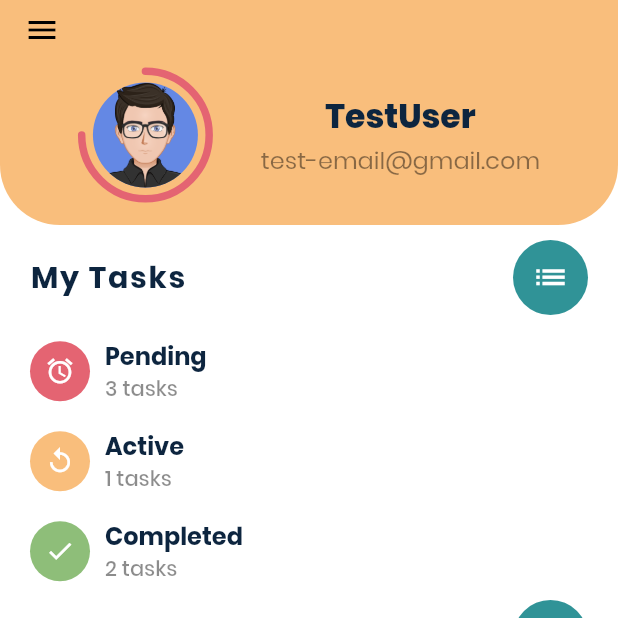
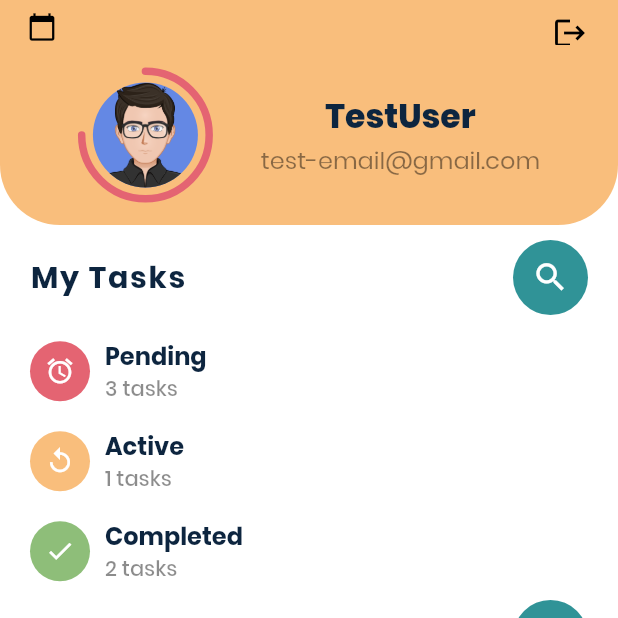
Before and after one commit to loridigia/mind-your-tasks, a Flutter app: the LoginPage screen opened directly, after a tap on "Login", on a phone screen of 412 x 824 dp, the top half of it. Run offline on Flutter 3.47's test engine with Material 2 defaults, Android fonts, the phone set to English and light mode, and no system bars; drawn by our look-alikes of percent_indicator; our stand-ins replace datetime_picker_formfield, flutter_typeahead, google_fonts, rflutter_alert, select_form_field, shared_preferences; missing offline and left inert: cupertino_tabbar; accounts and stored records are empty; generated files the repository leaves out were written again.

Commit message:
fix graphics

```diff
--- a/lib/screens/event/add_event.dart
+++ b/lib/screens/event/add_event.dart
@@ -42,7 +42,7 @@ class _AddEventPageState extends State<AddEventPage> {
                     Icons.sticky_note_2,
                     color: Colors.grey,
                   ),
-                  hintText: 'Task Name',
+                  hintText: 'Event Name',
                 ),
               ),
               SizedBox(height: 20),
--- a/lib/screens/home_page.dart
+++ b/lib/screens/home_page.dart
@@ -9,6 +9,7 @@ import 'package:mind_your_tasks/screens/calendar_page.dart';
 import 'package:mind_your_tasks/screens/event/add_event.dart';
 import 'package:mind_your_tasks/screens/event/event_home_page.dart';
 import 'package:mind_your_tasks/screens/task/search_task_page.dart';
+import 'package:mind_your_tasks/screens/welcomePage.dart';
 import 'package:mind_your_tasks/storage_utils.dart';
 import 'package:mind_your_tasks/theme/colors/light_colors.dart';
 import 'package:rflutter_alert/rflutter_alert.dart';
@@ -84,11 +85,34 @@ class _HomePageState extends State<HomePage> {
         preferredSize: Size.fromHeight(30.0),
         child: AppBar(
           backgroundColor: LightColors.kDarkYellow,
+          leading: IconButton(
+            icon: Icon(Icons.calendar_today, color: Colors.black, size: 20),
+            onPressed: () => Navigator.push(
+              context,
+              MaterialPageRoute(
+                  builder: (context) => CalendarPage()),
+            ),
+          ),
           iconTheme: IconThemeData(color: Colors.black),
           elevation: 0,
+          actions: <Widget>[
+            Padding(
+                padding: EdgeInsets.only(right: 20.0, top: 10),
+                child: GestureDetector(
+                  onTap: () => Navigator.push(
+                    context,
+                    MaterialPageRoute(
+                        builder: (context) => WelcomePage()),
+                  ),
+                  child: Icon(
+                    Icons.logout,
+                    color: Colors.black,
+                  ),
+                )
+            ),
+          ]
         ),
       ),
-      drawer: MainDrawer(),
       body: SafeArea(
         child: Column(
           children: <Widget>[
@@ -180,7 +204,7 @@ class _HomePageState extends State<HomePage> {
                                   radius: 25.0,
                                   backgroundColor: LightColors.kGreen,
                                   child: Icon(
-                                    Icons.list,
+                                    Icons.search,
                                     size: 25.0,
                                     color: Colors.white,
                                   ),
--- a/lib/screens/loginPage.dart
+++ b/lib/screens/loginPage.dart
@@ -31,7 +31,7 @@ class _LoginPageState extends State<LoginPage> {
     SharedPreferences prefs = await SharedPreferences.getInstance();
 
     User user = User("TestUser", "test-email@gmail.com");
-    Task task = Task("Test1", DateTime.fromMillisecondsSinceEpoch(1625077149), user, "Buy Stuff");
+    Task task = Task("Test1", DateTime.fromMillisecondsSinceEpoch(1625077149), user, "");
     task.status = Status.COMPLETED;
     Task task2 = Task("Test2", DateTime.fromMillisecondsSinceEpoch(1625077149), user, "SOMETHING TO DO");
     task2.status = Status.COMPLETED;
@@ -39,14 +39,12 @@ class _LoginPageState extends State<LoginPage> {
     Task task3 = Task("Test3", DateTime.fromMillisecondsSinceEpoch(1625077149), user, "SOMETHING ELSE");
     task3.status = Status.ACTIVE;
 
-    Task task4 = Task("Test4", DateTime.fromMillisecondsSinceEpoch(1625077149), user, "ASD ASD");
-    Task task5 = Task("Test5", DateTime.fromMillisecondsSinceEpoch(1625077149), user, "MICIO MICIO");
-    Task task6 = Task("Test6", DateTime.fromMillisecondsSinceEpoch(1625077149), user, "FUCK THE POLICE");
+    Task task4 = Task("Test4", DateTime.fromMillisecondsSinceEpoch(1625077149), user, "Buy Gift");
+    Task task5 = Task("Test5", DateTime.fromMillisecondsSinceEpoch(1625077149), user, "Buy Alcol");
+    Task task6 = Task("Test6", DateTime.fromMillisecondsSinceEpoch(1625077149), user, "Bring chairs");
 
     Event event = Event("Party night", DateTime.fromMillisecondsSinceEpoch(1625077149000), [user]);
     Event event2 = Event("HCI project", DateTime.fromMillisecondsSinceEpoch(1635077449000), [user]);
-    Event event3 = Event("Mario B-Day", DateTime.fromMillisecondsSinceEpoch(1635077449000), [user]);
-    event3.ended = true;
     Event event4 = Event("House", null, [user]);
 
     event.addTask(task);
@@ -56,7 +54,7 @@ class _LoginPageState extends State<LoginPage> {
     event.addTask(task5);
     event.addTask(task6);
 
-    List<String> events = [json.encode(event), json.encode(event2), json.encode(event3), json.encode(event4)];
+    List<String> events = [json.encode(event), json.encode(event2), json.encode(event4)];
 
     bool setUser = await prefs.setString("TestUser", json.encode(user));
     bool setEvents = await prefs.setStringList("Events", events);
```
Also changed, not shown: lib/screens/event/event_home_page.dart (+44 -27 lines), 1 other file.
